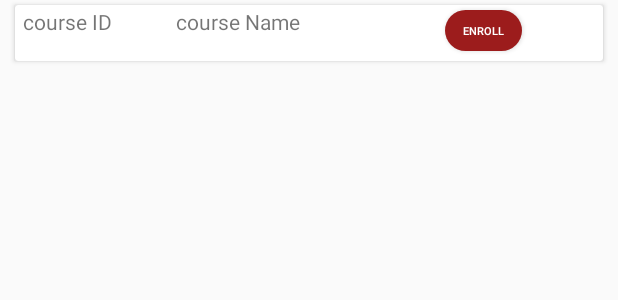
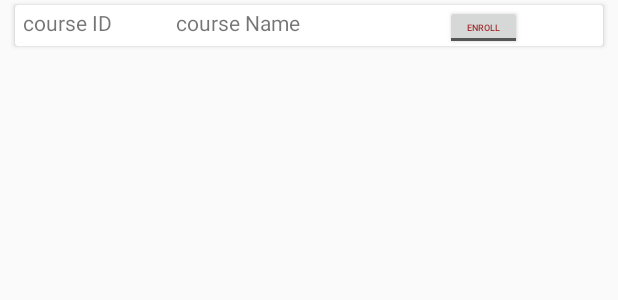
Before and after one commit to ShazaYusof/studentPortal, an Android app: the layout add_course.xml on its own in the app's theme, with its tools: preview values and no code run, on a phone screen of 412 x 824 dp. Shown: the top 300 px of the screen. Run offline under Robolectric (Android 15) with nearby library versions, the phone set to English and light mode, and no system bars.

Commit message:
second commit

```diff
--- a/app/src/main/java/com/example/guc_registration_system/Student/RegisterCourseAdapter.java
+++ b/app/src/main/java/com/example/guc_registration_system/Student/RegisterCourseAdapter.java
@@ -49,6 +49,7 @@ public class RegisterCourseAdapter extends RecyclerView.Adapter<RegisterCourseAd
 
         TextView textViewCourseID, textViewCourseName;
 
+
         public CourseViewHolder( View itemView) {
             super(itemView);
 
--- a/app/src/main/res/layout/add_course.xml
+++ b/app/src/main/res/layout/add_course.xml
@@ -5,13 +5,12 @@
     xmlns:cardview="http://schemas.android.com/tools"
     android:orientation="horizontal"
     android:layout_width="match_parent"
-    android:layout_height="37dp"
+    android:layout_height="27dp"
     app:layoutManager="androidx.recyclerview.widget.LinearLayoutManager"
     cardview:cardCornerRadius="10dp"
     android:layout_marginLeft="10dp"
     android:layout_marginRight="10dp"
     android:layout_marginTop="3dp"
-    android:layout_marginBottom="3dp"
     android:background="@android:color/transparent" >
 
 
@@ -36,16 +35,16 @@
                     android:layout_marginLeft="10dp"
                     android:text="course Name" />
 
-
-                <Button
+                <ToggleButton
                     android:id="@+id/btnEnroll"
                     android:layout_width="51dp"
-                    android:layout_height="27dp"
-                    android:background="@drawable/custom_button"
-                    android:text="Enroll"
-                    android:textColor="@color/putih"
-                    android:textSize="7sp"
-                    android:layout_marginTop="3dp"/>
+                    android:layout_height="30dp"
+                    android:textOn="cancel"
+                    android:textOff="Enroll"
+                    android:textSize="6sp"
+                    android:textColor="@color/maroon"
+                    app:layout_constraintStart_toStartOf="parent"
+                    app:layout_constraintTop_toTopOf="parent" />
 
         </LinearLayout>
 
```
Also changed, not shown: app/src/main/java/com/example/guc_registration_system/Model/StudentCourseRegisterModel.java (added, +49 -0 lines), app/src/main/java/com/example/guc_registration_system/Student/RegisterCourseActivity.java (+74 -149 lines).
